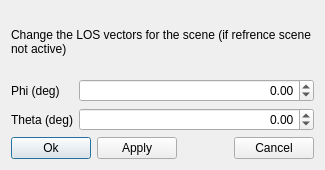
Qt form kite/talpa/res/dialog_los.ui (pyrocko/kite) before a commit.
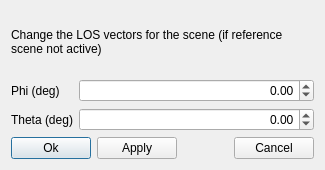
The same form after that commit.

```diff
--- a/kite/talpa/res/dialog_los.ui
+++ b/kite/talpa/res/dialog_los.ui
@@ -38,7 +38,7 @@
    <item>
     <widget class="QLabel" name="label_5">
      <property name="text">
-      <string>Change the LOS vectors for the scene (if refrence scene not active)</string>
+      <string>Change the LOS vectors for the scene (if reference scene not active)</string>
      </property>
      <property name="wordWrap">
       <bool>true</bool>
```
